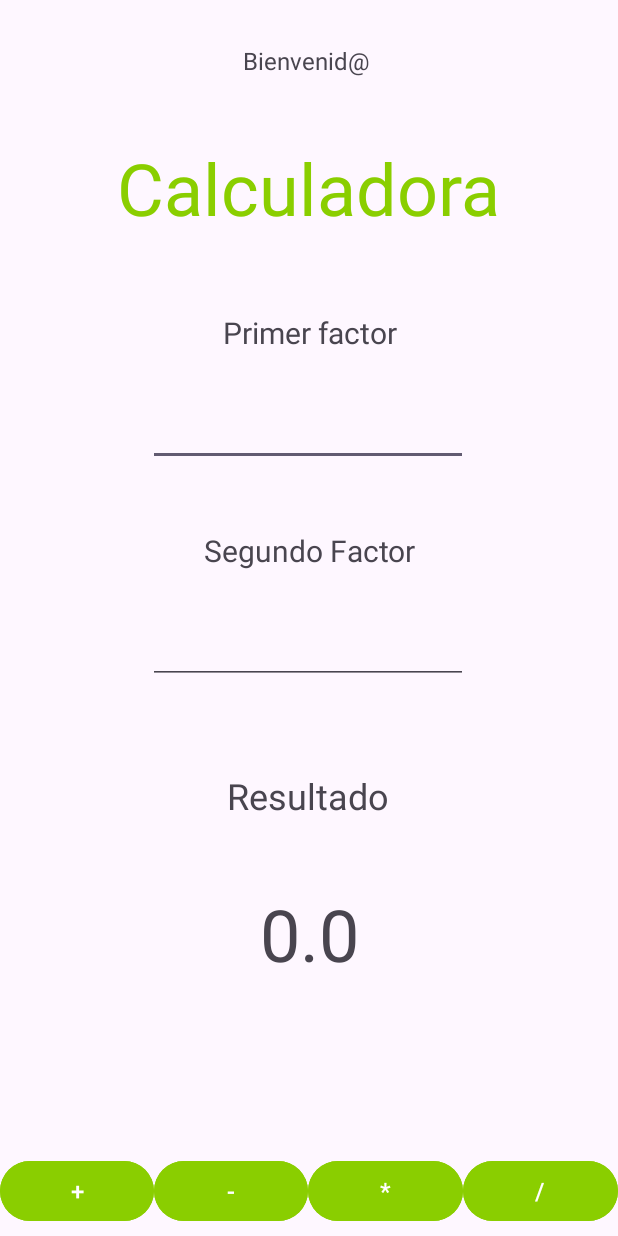
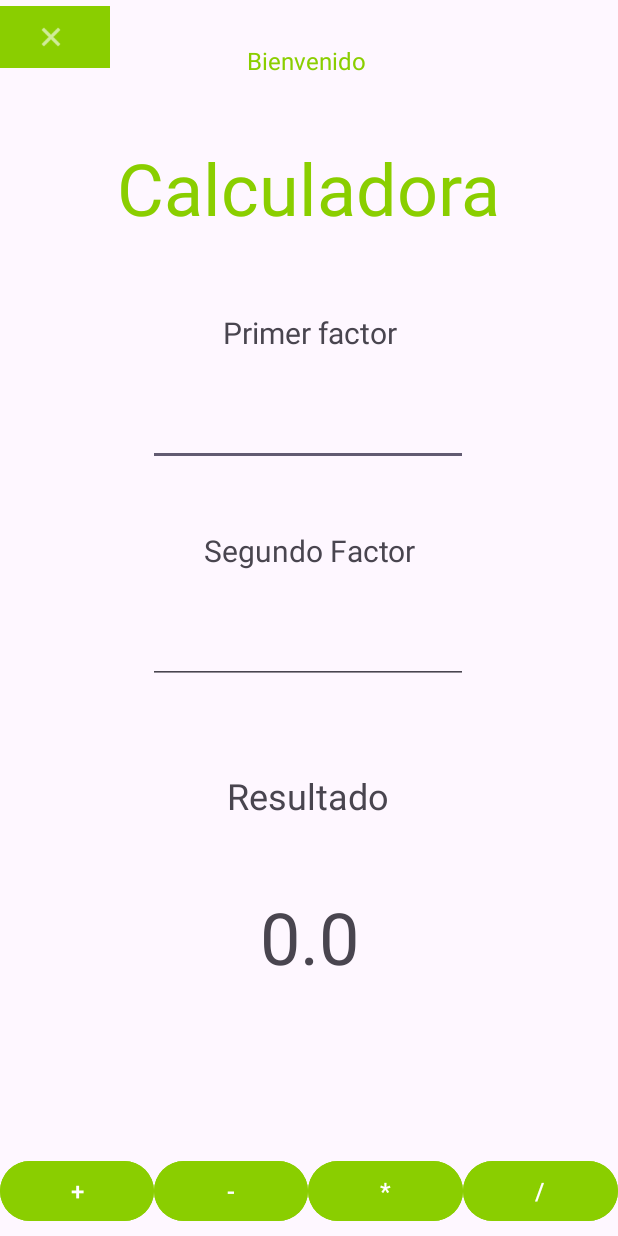
Before and after one commit to af3d3z/miprimeraapp, an Android app: the layout activity_calculadora.xml on its own in the app's theme, with its tools: preview values and no code run, on a phone screen of 412 x 824 dp. Run offline under Robolectric (Android 15) with nearby library versions, the phone set to English and light mode, and no system bars; Roboto replaces fonts that are not available here.

Commit message:
Pulidos y acabados

```diff
--- a/app/src/main/AndroidManifest.xml
+++ b/app/src/main/AndroidManifest.xml
@@ -12,6 +12,9 @@
         android:supportsRtl="true"
         android:theme="@style/Theme.MiPrimeraApp"
         tools:targetApi="31">
+        <activity
+            android:name=".Pause"
+            android:exported="false" />
         <activity
             android:name=".ControlActivity"
             android:exported="false" />
--- a/app/src/main/java/com/example/miprimeraapp/ControlActivity.kt
+++ b/app/src/main/java/com/example/miprimeraapp/ControlActivity.kt
@@ -18,12 +18,18 @@ class ControlActivity : AppCompatActivity() {
             insets
         }
 
+        // recogemos las credenciales provistas por el usuario
         val user = intent.getStringExtra("username")
         val pass = intent.getStringExtra("password")
 
+        // dejamos preparadas los dos posibles intents que se usen
         val accesoCorrecto = Intent(this, Calculadora::class.java)
         val accesoIncorrecto = Intent(this, MainActivity::class.java)
 
+        /*
+            comprobamos que las credenciales son correctas, de serlo lanza la calculadora, de lo
+            contrario devuelve al usuario al login
+        */
         if(user.equals("alonso") && pass.equals("fdez")){
             accesoCorrecto.putExtra("user", user)
             startActivity(accesoCorrecto)
--- a/app/src/main/res/layout/activity_calculadora.xml
+++ b/app/src/main/res/layout/activity_calculadora.xml
@@ -93,8 +93,8 @@
 
     <TextView
         android:id="@+id/resultado"
-        android:layout_width="123dp"
-        android:layout_height="76dp"
+        android:layout_width="289dp"
+        android:layout_height="74dp"
         android:text="0.0"
         android:textAlignment="center"
         android:textSize="48sp"
@@ -161,13 +161,27 @@
         android:id="@+id/welcomeText"
         android:layout_width="209dp"
         android:layout_height="37dp"
-        android:text="Bienvenid@ "
         android:textAlignment="center"
+        android:textColor="#8ACE00"
         android:textSize="16sp"
         app:layout_constraintBottom_toBottomOf="@+id/linearLayout"
         app:layout_constraintEnd_toEndOf="parent"
         app:layout_constraintStart_toStartOf="parent"
         app:layout_constraintTop_toTopOf="parent"
-        app:layout_constraintVertical_bias="0.038" />
+        app:layout_constraintVertical_bias="0.038"
+        tools:text="Bienvenido " />
+
+    <Button
+        android:id="@+id/logout"
+        android:layout_width="73dp"
+        android:layout_height="49dp"
+        android:backgroundTint="#8ACE00"
+        android:textSize="20sp"
+        app:icon="@android:drawable/ic_menu_close_clear_cancel"
+        app:iconPadding="0dp"
+        app:iconSize="20dp"
+        app:shapeAppearance="@style/TextAppearance.AppCompat"
+        tools:layout_editor_absoluteX="9dp"
+        tools:layout_editor_absoluteY="15dp" />
 
 </androidx.constraintlayout.widget.ConstraintLayout>
--- a/app/src/main/res/layout/activity_main.xml
+++ b/app/src/main/res/layout/activity_main.xml
@@ -108,12 +108,12 @@
         android:id="@+id/accessButton"
         android:layout_width="wrap_content"
         android:layout_height="wrap_content"
+        android:backgroundTint="#8ACE00"
         android:text="ACCEDER"
         app:layout_constraintBottom_toBottomOf="parent"
         app:layout_constraintEnd_toEndOf="parent"
-        app:layout_constraintHorizontal_bias="0.471"
+        app:layout_constraintHorizontal_bias="0.498"
         app:layout_constraintStart_toStartOf="parent"
         app:layout_constraintTop_toTopOf="parent"
-        app:layout_constraintVertical_bias="0.631"
-        android:backgroundTint="#8ACE00"/>
+        app:layout_constraintVertical_bias="0.635" />
 </androidx.constraintlayout.widget.ConstraintLayout>
```
Also changed, not shown: app/src/main/java/com/example/miprimeraapp/Calculadora.kt (+10 -1 lines), app/src/main/java/com/example/miprimeraapp/MainActivity.kt (+7 -1 lines), app/src/main/java/com/example/miprimeraapp/Pause.kt (added, +20 -0 lines), app/src/main/res/layout/activity_pause.xml (+8 -12 lines).
